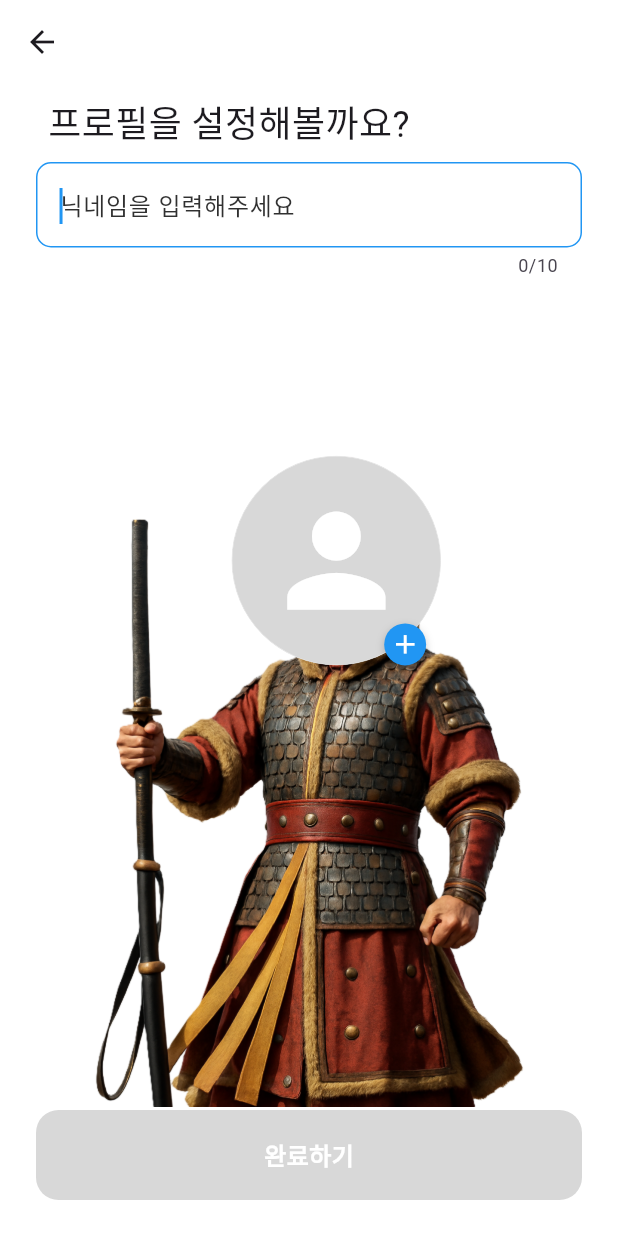
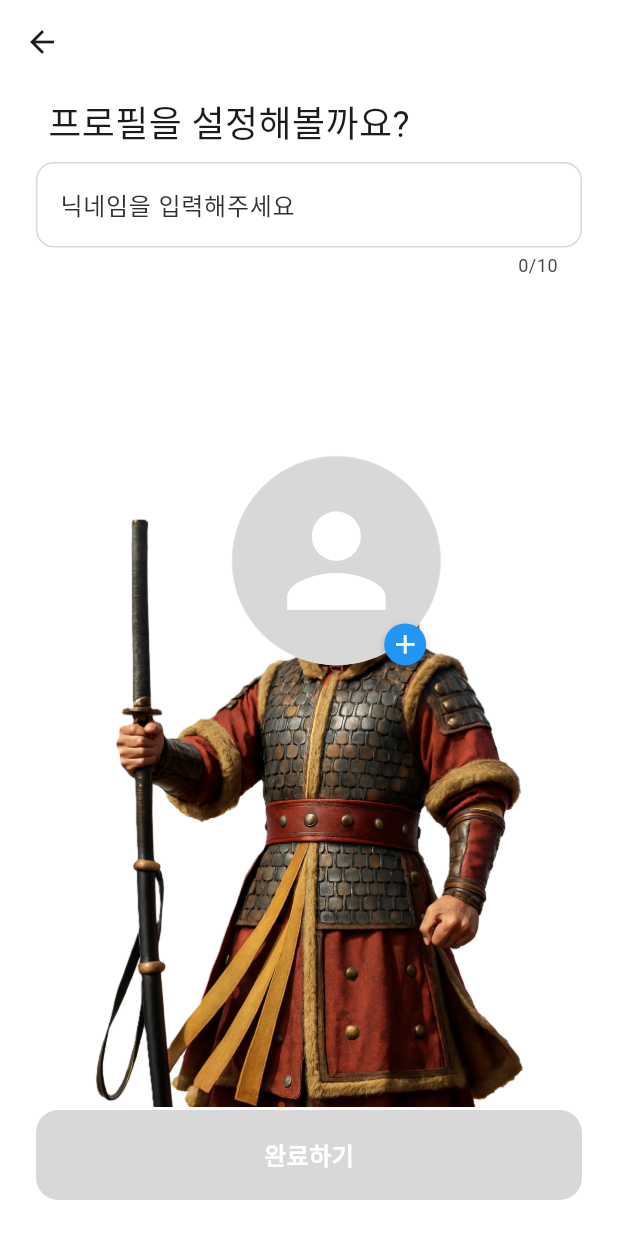
Before and after one commit to affection-jh/LSS-CLIENT, a Flutter app: the ProfileSettingView screen opened directly, on a phone screen of 412 x 824 dp. Run offline on Flutter 3.47's test engine with Material 3 defaults, Android fonts, the phone set to English and light mode, and no system bars; our stand-ins replace cached_network_image, camera, cloud_firestore, firebase_auth, firebase_core, firebase_storage and 4 more; accounts and stored records are empty.

Commit message:
안드로이드 출시 설정

```diff
--- a/lib/screens/profile_setting_view.dart
+++ b/lib/screens/profile_setting_view.dart
@@ -53,10 +53,10 @@ class _ProfileSettingViewState extends State<ProfileSettingView> {
     }
     _nameController.addListener(_onInputChanged);
 
-    // 화면이 완전히 빌드된 후 텍스트 필드에 포커스 주기
-    WidgetsBinding.instance.addPostFrameCallback((_) {
-      _nameFocusNode.requestFocus();
-    });
+    // 자동 포커스 기능 제거
+    // WidgetsBinding.instance.addPostFrameCallback((_) {
+    //   _nameFocusNode.requestFocus();
+    // });
   }
 
   void _onInputChanged() {
@@ -131,12 +131,17 @@ class _ProfileSettingViewState extends State<ProfileSettingView> {
               ListTile(
                 leading: Icon(Icons.person_outline, color: Colors.blue),
                 title: Text('기본 이미지 사용'),
-                onTap: () {
+                onTap: () async {
                   Navigator.pop(context);
+                  // 파이어베이스에서 기존 이미지 삭제
+                  if (_profileImageUrl != null) {
+                    await UserService().deleteProfileImage(); // 이 함수는 직접 구현 필요
+                  }
                   setState(() {
                     _selectedImage = null;
                     _profileImageUrl = null;
                     _isCameraMode = false;
+                    _hasChanges = true; // 변경사항 있음
                   });
                 },
               ),
@@ -275,7 +280,8 @@ class _ProfileSettingViewState extends State<ProfileSettingView> {
               child: ConstrainedBox(
                 constraints: BoxConstraints(
                   maxWidth: isTablet ? 600 : double.infinity,
-                  maxHeight: isTablet
+                  maxHeight:
+                      isTablet
                           ? MediaQuery.of(context).size.height
                           : double.infinity, // 태블릿에서 세로 크기 조정
                 ),
@@ -316,7 +322,8 @@ class _ProfileSettingViewState extends State<ProfileSettingView> {
                             decoration: InputDecoration(
                               enabledBorder: OutlineInputBorder(
                                 borderSide: BorderSide(
-                                  color: _showNicknameError
+                                  color:
+                                      _showNicknameError
                                           ? Colors.red
                                           : const Color.fromARGB(
                                             255,
@@ -331,7 +338,8 @@ class _ProfileSettingViewState extends State<ProfileSettingView> {
                               focusedBorder: OutlineInputBorder(
                                 borderRadius: BorderRadius.circular(10),
                                 borderSide: BorderSide(
-                                  color: _showNicknameError
+                                  color:
+                                      _showNicknameError
                                           ? Colors.red
                                           : Colors.blue,
                                   width: 1,
@@ -358,9 +366,8 @@ class _ProfileSettingViewState extends State<ProfileSettingView> {
                               hintStyle: TextStyle(
                                 color: const Color.fromARGB(255, 48, 48, 48),
                               ),
-                              errorText: _showNicknameError
-                                  ? '닉네임이 필요해요'
-                                  : null,
+                              errorText:
+                                  _showNicknameError ? '닉네임이 필요해요' : null,
                               errorStyle: TextStyle(
                                 color: Colors.red,
                                 fontSize: 12,
@@ -383,16 +390,17 @@ class _ProfileSettingViewState extends State<ProfileSettingView> {
             ),
           ),
         ),
-        if (_isTakingPicture)
-          Container(
-            color: Colors.black.withOpacity(0.2),
-            child: Center(
-              child: CircularProgressIndicator(
-                color: Colors.blue,
-                strokeWidth: 4,
-              ),
-            ),
-          ),
+        // 사진 찍는 순간에는 로딩 오버레이를 띄우지 않음
+        // if (_isTakingPicture)
+        //   Container(
+        //     color: Colors.black.withOpacity(0.2),
+        //     child: Center(
+        //       child: CircularProgressIndicator(
+        //         color: Colors.blue,
+        //         strokeWidth: 4,
+        //       ),
+        //     ),
+        //   ),
         if (_showBlackOverlay) Container(color: Colors.black),
       ],
     );
@@ -403,15 +411,17 @@ class _ProfileSettingViewState extends State<ProfileSettingView> {
     final isTablet = screenWidth > 600;
     final buttonHeight = isTablet ? 55.0 : 60.0; // 태블릿에서 버튼 높이 조정
 
-    // 버튼 활성화 조건: 닉네임이 비어있지 않고, (닉네임이 바뀌었거나 이미지를 새로 선택한 경우)
+    // 버튼 활성화 조건: 닉네임이 비어있지 않고, 닉네임 또는 이미지가 바뀐 경우
     final bool isNicknameNotEmpty = _nameController.text.trim().isNotEmpty;
     final bool isNicknameChanged =
         _nameController.text.trim() != (_originalNickname ?? '');
-    final bool isImageChanged = _selectedImage != null;
+    final bool isImageChanged =
+        (_selectedImage != null) ||
+        (_profileImageUrl != _originalProfileImageUrl);
     final bool canSubmit =
         isNicknameNotEmpty &&
         (isNicknameChanged || isImageChanged) &&
-        !_isUploading; // 텍스트 필드 + 변경사항 + 업로드 중이 아님
+        !_isUploading;
 
     return Padding(
       padding: EdgeInsets.only(
@@ -428,12 +438,14 @@ class _ProfileSettingViewState extends State<ProfileSettingView> {
               width: double.infinity,
               height: buttonHeight,
               decoration: BoxDecoration(
-                color: canSubmit
+                color:
+                    canSubmit
                         ? Colors.blue
                         : const Color.fromARGB(255, 216, 216, 216),
               ),
               child: Center(
-                child: _isUploading
+                child:
+                    _isUploading
                         ? Row(
                           mainAxisAlignment: MainAxisAlignment.center,
                           children: [
@@ -488,7 +500,8 @@ class _ProfileSettingViewState extends State<ProfileSettingView> {
                 height: buttonHeight,
                 decoration: BoxDecoration(color: Colors.blue),
                 child: Center(
-                  child: _isTakingPicture
+                  child:
+                      _isTakingPicture
                           ? SizedBox(
                             width: 24,
                             height: 24,
@@ -600,7 +613,8 @@ class _ProfileSettingViewState extends State<ProfileSettingView> {
                         width: coinSize,
                         height: coinSize,
                         child: Center(
-                          child: _selectedImage != null
+                          child:
+                              _selectedImage != null
                                   ? Image.file(
                                     _selectedImage!,
                                     width: coinSize,
@@ -616,7 +630,9 @@ class _ProfileSettingViewState extends State<ProfileSettingView> {
                                       child: SizedBox(
                                         width: coinSize,
                                         height: coinSize,
-                                      child: CameraPreview(_cameraController!),
+                                        child: CameraPreview(
+                                          _cameraController!,
+                                        ),
                                       ),
                                     ),
                                   )
@@ -627,7 +643,8 @@ class _ProfileSettingViewState extends State<ProfileSettingView> {
                                     width: coinSize,
                                     height: coinSize,
                                     fit: BoxFit.cover,
-                                  placeholder: (context, url) => Container(
+                                    placeholder:
+                                        (context, url) => Container(
                                           width: coinSize,
                                           height: coinSize,
                                           alignment: Alignment.center,
@@ -635,8 +652,8 @@ class _ProfileSettingViewState extends State<ProfileSettingView> {
                                             strokeWidth: 2,
                                           ),
                                         ),
-                                  errorWidget: (context, url, error) =>
-                                      Container(
+                                    errorWidget:
+                                        (context, url, error) => Container(
                                           width: coinSize,
                                           height: coinSize,
                                           decoration: BoxDecoration(
```
Also changed, not shown: lib/screens/onboarding_view.dart (+9 -5 lines), pubspec.lock, 10 other files. Lines whose indentation alone changed are shown as unchanged.
